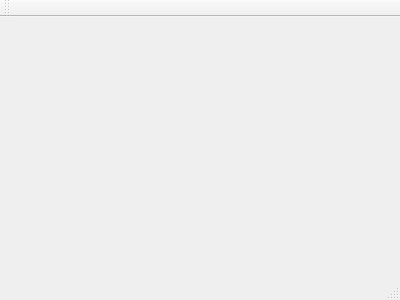
First picture: the form in mainwindow.ui, repository erickveil/Qt-SQL-GUI-client, before the edit.
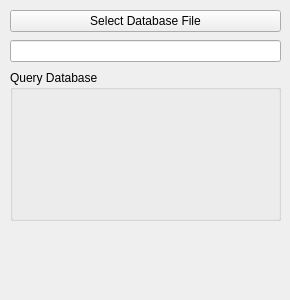
Second picture: the form after the edit.

Diff of the .ui file:
```diff
--- a/mainwindow.ui
+++ b/mainwindow.ui
@@ -1,24 +1,60 @@
 <ui version="4.0">
  <class>MainWindow</class>
- <widget class="QMainWindow" name="MainWindow" >
-  <property name="geometry" >
+ <widget class="QMainWindow" name="MainWindow">
+  <property name="geometry">
    <rect>
     <x>0</x>
     <y>0</y>
-    <width>400</width>
+    <width>290</width>
     <height>300</height>
    </rect>
   </property>
   <property name="windowTitle" >
    <string>MainWindow</string>
   </property>
-  <widget class="QMenuBar" name="menuBar" />
-  <widget class="QToolBar" name="mainToolBar" />
-  <widget class="QWidget" name="centralWidget" />
-  <widget class="QStatusBar" name="statusBar" />
+  <widget class="QWidget" name="centralWidget">
+   <widget class="QGroupBox" name="groupBox">
+    <property name="geometry">
+     <rect>
+      <x>10</x>
+      <y>70</y>
+      <width>271</width>
+      <height>151</height>
+     </rect>
+    </property>
+    <property name="title">
+     <string>Query Database</string>
+    </property>
+   </widget>
+   <widget class="QPushButton" name="bu_select_file">
+    <property name="geometry">
+     <rect>
+      <x>10</x>
+      <y>10</y>
+      <width>271</width>
+      <height>22</height>
+     </rect>
+    </property>
+    <property name="text">
+     <string>Select Database File</string>
+    </property>
+   </widget>
+   <widget class="QLineEdit" name="tb_db_name">
+    <property name="geometry">
+     <rect>
+      <x>10</x>
+      <y>40</y>
+      <width>271</width>
+      <height>22</height>
+     </rect>
+    </property>
+    <property name="readOnly">
+     <bool>true</bool>
+    </property>
+   </widget>
+  </widget>
  </widget>
- <layoutDefault spacing="6" margin="11" />
- <pixmapfunction></pixmapfunction>
+ <layoutdefault spacing="6" margin="11"/>
  <resources/>
  <connections/>
 </ui>
```
Left out of the diff: 3 changed lines with no effect on the pictures.
